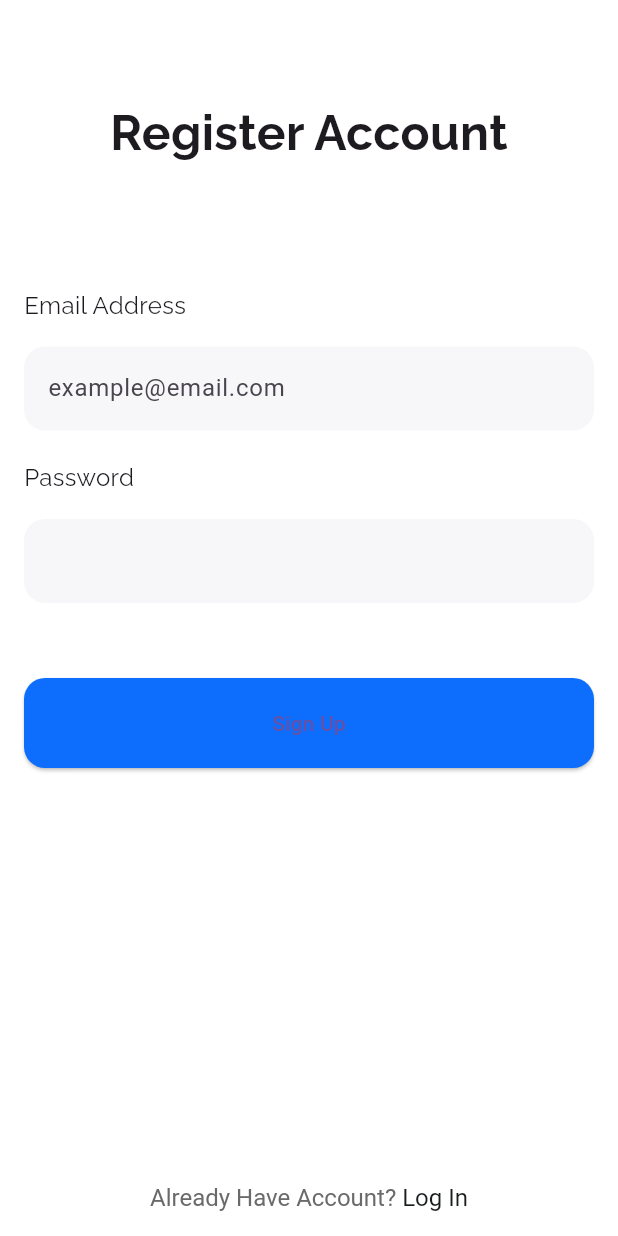
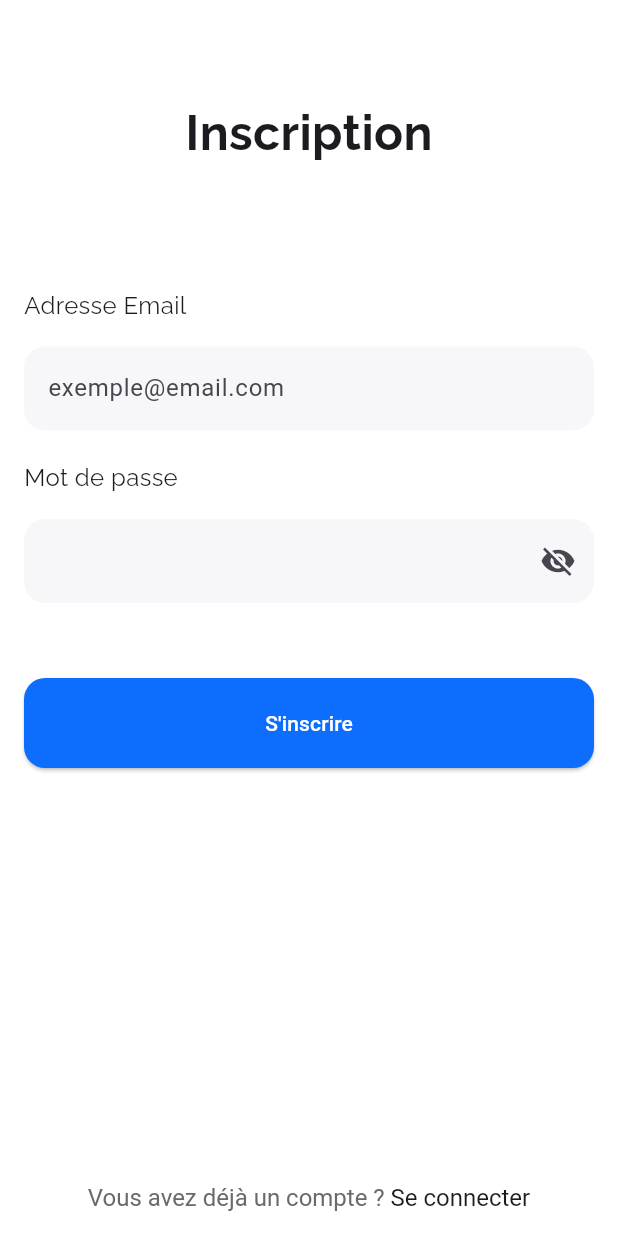
Before and after one commit to Math-Baba/Projet_IoT_BinTracker, a Flutter app: the screen it shows after launch, on a phone screen of 412 x 824 dp. Run offline on Flutter 3.47's test engine with Material 3 defaults, Android fonts, the phone set to English and light mode, and no system bars; our stand-ins replace cloud_firestore, firebase_auth, firebase_core, google_fonts; accounts and stored records are empty.

Commit message:
Commentaires ajoutées avec quelques modifications (langue-fr/ visibilité mot de passe)

```diff
--- a/lib/main.dart
+++ b/lib/main.dart
@@ -8,10 +8,12 @@ import 'services/auth_service.dart';
 Future<void> main() async{
   WidgetsFlutterBinding.ensureInitialized();
 
+  // Connexion Firebase
   await Firebase.initializeApp(
     options: DefaultFirebaseOptions.currentPlatform
   );
 
+  // Création d'un utilisateur Admin
   //await AuthService().signup(
   //    email: 'admin@admin.com',
   //  password: '12345678',
--- a/lib/pages/admin/home_admin.dart
+++ b/lib/pages/admin/home_admin.dart
@@ -4,7 +4,7 @@ import 'package:smart_recycle/pages/authentication/login.dart';
 
 class HomeAdmin extends StatelessWidget {
   HomeAdmin({super.key});
-  final AuthService _authService = AuthService(); // service
+  final AuthService _authService = AuthService();
 
   @override
   Widget build(BuildContext context) {
@@ -12,10 +12,11 @@ class HomeAdmin extends StatelessWidget {
       appBar: AppBar(
         title: const Text('Accueil Admin'),
         actions: [
+          // Bouton de déconnexion
           IconButton(
             icon: const Icon(Icons.logout),
             onPressed: () async {
-              await _authService.logout(); // utilise la méthode du service
+              await _authService.logout(); // utilise la méthode logout du service
               Navigator.pushAndRemoveUntil(
                 context,
                 MaterialPageRoute(builder: (_) => const Login()),
--- a/lib/pages/authentication/login.dart
+++ b/lib/pages/authentication/login.dart
@@ -14,10 +14,17 @@ class Login extends StatefulWidget {
 }
 
 class _LoginState extends State<Login> {
+  // Contrôleurs pour récupérer les valeurs saisies dans les champs texte
   final TextEditingController _emailController = TextEditingController();
   final TextEditingController _passwordController = TextEditingController();
+
+  // Instance du service d’authentification
   final AuthService _authService = AuthService();
 
+  // Variable d'état pour afficher/masquer le mot de passe
+  bool _obscurePassword = true;
+
+  // Libération des ressources lorsque le widget est détruit
   @override
   void dispose() {
     _emailController.dispose();
@@ -29,8 +36,14 @@ class _LoginState extends State<Login> {
   Widget build(BuildContext context) {
     return Scaffold(
       backgroundColor: Colors.white,
+
+      // Evite que le clavier cache les champs
       resizeToAvoidBottomInset: true,
+
+      // Lien vers la page d'inscription en bas de l'écran
       bottomNavigationBar: _signup(context),
+
+      // AppBar transparente avec bouton de retour
       appBar: AppBar(
         backgroundColor: Colors.transparent,
         elevation: 0,
@@ -50,24 +63,30 @@ class _LoginState extends State<Login> {
           ),
         ),
       ),
+
+      // Contenu principal
       body: SafeArea(
         child: SingleChildScrollView(
           padding: const EdgeInsets.symmetric(horizontal: 16, vertical: 16),
           child: Column(
             children: [
+              // Titre de la page
               Center(
                 child: Text(
-                  'Hello Again',
+                  'Un plaisir de vous revoir !',
                   style: GoogleFonts.raleway(
                     fontSize: 32,
                     fontWeight: FontWeight.bold,
                   ),
                 ),
               ),
+              // Champ email
               const SizedBox(height: 80),
               _emailAddress(),
+              // Champ mot de passe
               const SizedBox(height: 20),
               _password(),
+              // Bouton de connexion
               const SizedBox(height: 50),
               _signin(context),
             ],
@@ -77,18 +96,19 @@ class _LoginState extends State<Login> {
     );
   }
 
+  // Champ saisie de l'adresse email
   Widget _emailAddress() {
     return Column(
       crossAxisAlignment: CrossAxisAlignment.start,
       children: [
-        Text('Email Address', style: GoogleFonts.raleway(fontSize: 16)),
+        Text('Adresse mail', style: GoogleFonts.raleway(fontSize: 16)),
         const SizedBox(height: 16),
         TextField(
           controller: _emailController,
           keyboardType: TextInputType.emailAddress,
           decoration: InputDecoration(
             filled: true,
-            hintText: 'example@email.com',
+            hintText: 'exemple@email.com',
             fillColor: const Color(0xffF7F7F9),
             border: OutlineInputBorder(
               borderRadius: BorderRadius.circular(14),
@@ -100,15 +120,16 @@ class _LoginState extends State<Login> {
     );
   }
 
+  // Champ saisie du mot de passe
   Widget _password() {
     return Column(
       crossAxisAlignment: CrossAxisAlignment.start,
       children: [
-        Text('Password', style: GoogleFonts.raleway(fontSize: 16)),
+        Text('Mot de passe', style: GoogleFonts.raleway(fontSize: 16)),
         const SizedBox(height: 16),
         TextField(
           controller: _passwordController,
-          obscureText: true,
+          obscureText: _obscurePassword, // Affiche/Masque le mot de passe
           decoration: InputDecoration(
             filled: true,
             fillColor: const Color(0xffF7F7F9),
@@ -116,12 +137,25 @@ class _LoginState extends State<Login> {
               borderRadius: BorderRadius.circular(14),
               borderSide: BorderSide.none,
             ),
+            suffixIcon: IconButton(
+              icon: Icon(
+                _obscurePassword
+                    ? Icons.visibility_off
+                    : Icons.visibility,
+              ),
+              onPressed: () {
+                setState(() {
+                  _obscurePassword = !_obscurePassword;
+                });
+              },
+            ),
           ),
         ),
       ],
     );
   }
 
+  // Bouton de connexion
   Widget _signin(BuildContext context) {
     return ElevatedButton(
       style: ElevatedButton.styleFrom(
@@ -131,6 +165,7 @@ class _LoginState extends State<Login> {
           borderRadius: BorderRadius.circular(14),
         ),
       ),
+      // Vérification des champs vides
       onPressed: () async {
         if (_emailController.text.trim().isEmpty ||
             _passwordController.text.trim().isEmpty) {
@@ -140,11 +175,13 @@ class _LoginState extends State<Login> {
           return;
         }
 
+        // Appel du service d'authentification
         final result = await _authService.login(
           email: _emailController.text.trim(),
           password: _passwordController.text.trim(),
         );
 
+        // Gestion des erreurs
         if (result == null) {
           ScaffoldMessenger.of(context).showSnackBar(
             const SnackBar(content: Text('Erreur inconnue lors de la connexion')),
@@ -168,7 +205,7 @@ class _LoginState extends State<Login> {
           return;
         }
 
-        // Rediriger selon le rôle
+        // Rediriger selon le rôle (admin/user)
         if (role == 'admin') {
           Navigator.pushReplacement(
             context,
@@ -181,7 +218,7 @@ class _LoginState extends State<Login> {
           );
         }
       },
-      child: const Text("Sign In"),
+      child: const Text("Se connecter", style: TextStyle(color: Colors.white)),
     );
   }
 
@@ -193,11 +230,11 @@ class _LoginState extends State<Login> {
         text: TextSpan(
           children: [
             const TextSpan(
-              text: "New User? ",
+              text: "Nouveau sur l'application ? ",
               style: TextStyle(color: Color(0xff6A6A6A), fontSize: 16),
             ),
             TextSpan(
-              text: "Create Account",
+              text: "Créer un compte",
               style: const TextStyle(
                 color: Color(0xff1A1D1E),
                 fontSize: 16,
--- a/lib/pages/authentication/signup.dart
+++ b/lib/pages/authentication/signup.dart
@@ -13,10 +13,17 @@ class Signup extends StatefulWidget {
 }
 
 class _SignupState extends State<Signup> {
+  // Contrôleurs pour récupérer les valeurs saisies dans les champs texte
   final TextEditingController _emailController = TextEditingController();
   final TextEditingController _passwordController = TextEditingController();
+
+  // Instance du service d’authentification
   final AuthService _authService = AuthService();
 
+  // Variable d'état pour afficher/masquer le mot de passe
+  bool _obscurePassword = true;
+
+  // Libération des ressources lorsque le widget est détruit
   @override
   void dispose() {
     _emailController.dispose();
@@ -42,17 +49,20 @@ class _SignupState extends State<Signup> {
             children: [
               Center(
                 child: Text(
-                  'Register Account',
+                  'Inscription',
                   style: GoogleFonts.raleway(
                     fontSize: 32,
                     fontWeight: FontWeight.bold,
                   ),
                 ),
               ),
+              // Champ email
               const SizedBox(height: 80),
               _emailAddress(),
+              // Champ mot de passe
               const SizedBox(height: 20),
               _password(),
+              // Bouton d'inscription
               const SizedBox(height: 50),
               _signup(context),
             ],
@@ -62,18 +72,19 @@ class _SignupState extends State<Signup> {
     );
   }
 
+  // Champ saisie de l'adresse email
   Widget _emailAddress() {
     return Column(
       crossAxisAlignment: CrossAxisAlignment.start,
       children: [
-        Text('Email Address', style: GoogleFonts.raleway(fontSize: 16)),
+        Text('Adresse Email', style: GoogleFonts.raleway(fontSize: 16)),
         const SizedBox(height: 16),
         TextField(
           controller: _emailController,
           keyboardType: TextInputType.emailAddress,
           decoration: InputDecoration(
             filled: true,
-            hintText: 'example@email.com',
+            hintText: 'exemple@email.com',
             fillColor: const Color(0xffF7F7F9),
             border: OutlineInputBorder(
               borderRadius: BorderRadius.circular(14),
@@ -85,15 +96,16 @@ class _SignupState extends State<Signup> {
     );
   }
 
+  // Champ mot de passe
   Widget _password() {
     return Column(
       crossAxisAlignment: CrossAxisAlignment.start,
       children: [
-        Text('Password', style: GoogleFonts.raleway(fontSize: 16)),
+        Text('Mot de passe', style: GoogleFonts.raleway(fontSize: 16)),
         const SizedBox(height: 16),
         TextField(
           controller: _passwordController,
-          obscureText: true,
+          obscureText: _obscurePassword, // Affiche ou Masque le mot de passe
           decoration: InputDecoration(
             filled: true,
             fillColor: const Color(0xffF7F7F9),
@@ -101,12 +113,26 @@ class _SignupState extends State<Signup> {
               borderRadius: BorderRadius.circular(14),
               borderSide: BorderSide.none,
             ),
+            // Bouton pour masquer/afficher le mot de passe
+            suffixIcon: IconButton(
+              icon: Icon(
+                _obscurePassword
+                    ? Icons.visibility_off
+                    : Icons.visibility,
+              ),
+              onPressed: () {
+                setState(() {
+                  _obscurePassword = !_obscurePassword;
+                });
+              },
+            ),
           ),
         ),
       ],
     );
   }
 
+  // Bouton d'inscription
   Widget _signup(BuildContext context) {
     return ElevatedButton(
       style: ElevatedButton.styleFrom(
@@ -120,9 +146,10 @@ class _SignupState extends State<Signup> {
         final error = await _authService.signup(
           email: _emailController.text.trim(),
           password: _passwordController.text.trim(),
-          role: 'user',
+          role: 'user', // rôle user par défaut
         );
 
+        // Affiche une erreur si l'inscription échoue
         if (error != null) {
           ScaffoldMessenger.of(context).showSnackBar(
             SnackBar(
@@ -130,6 +157,7 @@ class _SignupState extends State<Signup> {
               behavior: SnackBarBehavior.floating,
             ),
           );
+          // Redirige vers la page de connexion en cas de succès
         } else {
           Navigator.pushReplacement(
             context,
@@ -137,10 +165,11 @@ class _SignupState extends State<Signup> {
           );
         }
       },
-      child: const Text('Sign Up'),
+      child: const Text("S'inscrire", style: TextStyle(color: Colors.white)),
     );
   }
 
+  // Lien de redirection vers la page de connexion
   Widget _signin(BuildContext context) {
     return Padding(
       padding: const EdgeInsets.only(bottom: 16),
@@ -149,11 +178,11 @@ class _SignupState extends State<Signup> {
         text: TextSpan(
           children: [
             const TextSpan(
-              text: "Already Have Account? ",
+              text: "Vous avez déjà un compte ? ",
               style: TextStyle(color: Color(0xff6A6A6A), fontSize: 16),
             ),
             TextSpan(
-              text: "Log In",
+              text: "Se connecter",
               style: const TextStyle(
                 color: Color(0xff1A1D1E),
                 fontSize: 16,
--- a/lib/pages/user/home_user.dart
+++ b/lib/pages/user/home_user.dart
@@ -4,7 +4,7 @@ import 'package:smart_recycle/pages/authentication/login.dart';
 
 class HomeUser extends StatelessWidget {
   HomeUser({super.key});
-  final AuthService _authService = AuthService(); // service
+  final AuthService _authService = AuthService();
 
   @override
   Widget build(BuildContext context) {
@@ -12,10 +12,11 @@ class HomeUser extends StatelessWidget {
       appBar: AppBar(
         title: const Text('Accueil User'),
         actions: [
+          // Bouton de déconnexion
           IconButton(
             icon: const Icon(Icons.logout),
             onPressed: () async {
-              await _authService.logout(); // utilise la méthode du service
+              await _authService.logout(); // utilise la méthode logout du service
               Navigator.pushAndRemoveUntil(
                 context,
                 MaterialPageRoute(builder: (_) => const Login()),
--- a/lib/services/auth_service.dart
+++ b/lib/services/auth_service.dart
@@ -67,6 +67,7 @@ class AuthService {
       if (e.code == 'user-not-found') return {'error': 'Utilisateur introuvable'};
       if (e.code == 'wrong-password') return {'error': 'Mot de passe incorrect'};
       if (e.code == 'invalid-email') return {'error': 'Email invalide'};
+      if (e.code == 'invalid-credential') return {'error': 'Email ou mot de passe incorrect'};
       return {'error': e.code};
     } catch (e) {
       return {'error': 'Erreur lors de la connexion: ${e.toString()}'};
```
